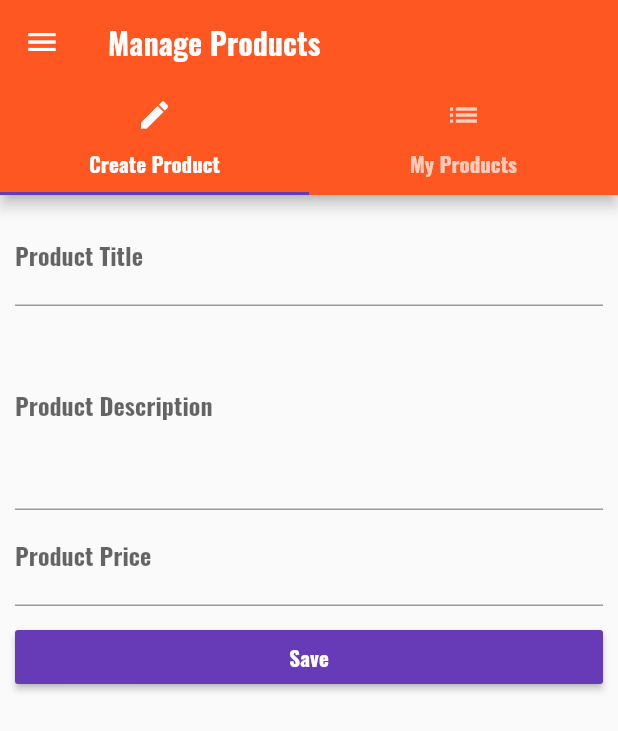
After one commit to brian880120/flutter_tutorial, a Flutter app: the ProductsAdminPage screen opened by its route, on a phone screen of 412 x 824 dp. The commit adds this screen. Shown: the top 731 px of the screen. Run offline on Flutter 3.47's test engine with Material 2 defaults, Android fonts, the phone set to English and light mode, and no system bars.

Commit message:
improve page

```diff
--- a/lib/main.dart
+++ b/lib/main.dart
@@ -23,6 +23,12 @@ class _MyAppState extends State<MyApp> {
         });
     }
 
+    void _updateProduct(int index, Product targetProduct) {
+        setState(() {
+            _products[index] = targetProduct;
+        });
+    }
+
     void _deleteProduct(int index) {
         if (_products.length > 0) {
             setState(() {
@@ -42,8 +48,8 @@ class _MyAppState extends State<MyApp> {
             ),
             routes: {
                 '/': (BuildContext context) => AuthPage(),
-                '/products': (BuildContext context) => ProductsPage(_products, _deleteProduct),
-                '/admin': (BuildContext context) => ProductsAdminPage(_addProduct, _deleteProduct),
+                '/products': (BuildContext context) => ProductsPage(_products),
+                '/admin': (BuildContext context) => ProductsAdminPage(_addProduct, _deleteProduct, _updateProduct, _products),
             },
             onGenerateRoute: (RouteSettings settings) {
                 final List<String> pathElements = settings.name.split('/');
@@ -59,7 +65,7 @@ class _MyAppState extends State<MyApp> {
             },
             onUnknownRoute: (RouteSettings settings) {
                 return MaterialPageRoute(
-                    builder: (BuildContext context) => ProductsPage(_products, _deleteProduct),
+                    builder: (BuildContext context) => ProductsPage(_products),
                 );
             },
         );
--- /dev/null
+++ b/lib/pages/product/product_edit.dart
@@ -0,0 +1,145 @@
+import 'package:flutter/material.dart';
+import '../../entity/Product.dart';
+import '../../widgets/helpers/ensure_visible.dart';
+
+class ProductEditPage extends StatefulWidget {
+    final Function addProduct;
+    final Function updateProduct;
+    final Product product;
+    final int index;
+
+    ProductEditPage({this.addProduct, this.product, this.updateProduct, this.index});
+
+    @override
+    State<StatefulWidget> createState() {
+        return _ProductEditPageState();
+    }
+}
+
+class _ProductEditPageState extends State<ProductEditPage> {
+    Product newProduct = new Product('', '', null, 'assets/demo.jpg');
+    final GlobalKey<FormState> _formKey = GlobalKey<FormState>();
+    final _titleFocusNode = FocusNode();
+    final _descriptionFocusNode = FocusNode();
+    final _priceFocusNode = FocusNode();
+
+    Widget _buildTitleTextField() {
+        return EnsureVisibleWhenFocused(
+            focusNode: _titleFocusNode,
+            child: TextFormField(
+                focusNode: _titleFocusNode,
+                decoration: InputDecoration(
+                    labelText: 'Product Title',
+                ),
+                initialValue: widget.product == null ? null : widget.product.name,
+                validator: (String value) {
+                    if (value.isEmpty) {
+                        return 'Title is required';
+                    }
+                },
+                onSaved: (String value) {
+                    newProduct.name = value;
+                },
+            ),
+        );
+    }
+
+    Widget _buildDescriptionTextField() {
+        return EnsureVisibleWhenFocused(
+            focusNode: _descriptionFocusNode,
+            child: TextFormField(
+                focusNode: _descriptionFocusNode,
+                decoration: InputDecoration(
+                    labelText: 'Product Description',
+                ),
+                maxLines: 4,
+                initialValue: widget.product == null ? null : widget.product.detail,
+                validator: (String value) {
+                    if (value.isEmpty) {
+                        return 'Title is required';
+                    }
+                },
+                onSaved: (String value) {
+                    newProduct.detail = value;
+                },
+            ),
+        );
+    }
+
+    Widget _buildPriceTextField() {
+        return EnsureVisibleWhenFocused(
+            focusNode: _priceFocusNode,
+            child: TextFormField(
+                focusNode: _priceFocusNode,
+                decoration: InputDecoration(
+                    labelText: 'Product Price',
+                ),
+                initialValue: widget.product == null ? null : widget.product.price.toString(),
+                validator: (String value) {
+                    if (value.isEmpty) {
+                        return 'Title is required';
+                    }
+                },
+                keyboardType: TextInputType.number,
+                onSaved: (String value) {
+                    newProduct.price = double.parse(value);
+                },
+            ),
+        );
+    }
+
+    void _submitForm() {
+        if (_formKey.currentState.validate()) {
+            _formKey.currentState.save();
+            if (widget.product != null) {
+                widget.updateProduct(widget.index, newProduct);
+            } else {
+                widget.addProduct(newProduct);
+            }
+            Navigator.pushReplacementNamed(context, '/products');
+        }
+    }
+
+    @override
+    Widget build(BuildContext context) {
+        final double deviceWidth = MediaQuery.of(context).size.width;
+        final double targetWidth = deviceWidth > 550.0 ? 500.0 : deviceWidth * 0.95;
+        final Widget pageContent = GestureDetector(
+            onTap: () {
+                FocusScope.of(context).requestFocus(FocusNode());
+            },
+            child: Container(
+                width: targetWidth,
+                margin: EdgeInsets.all(10.0),
+                child: Form(
+                    key: _formKey,
+                    child: ListView(
+                        children: <Widget>[
+                            _buildTitleTextField(),
+                            _buildDescriptionTextField(),
+                            _buildPriceTextField(),
+                            SizedBox(
+                                height: 10.0,
+                            ),
+                            RaisedButton(
+                                color: Theme.of(context).accentColor,
+                                textColor: Colors.white,
+                                child: Text('Save'),
+                                onPressed: _submitForm,
+                            ),
+                        ],
+                    ),
+                ),
+            ),
+        );
+
+        return widget.product == null ?
+            pageContent :
+            Scaffold(
+                appBar: AppBar(
+                    title: Text('Edit Product'),
+                ),
+                body: pageContent,
+            );
+    }
+}
--- a/lib/pages/product/products_admin.dart
+++ b/lib/pages/product/products_admin.dart
@@ -1,12 +1,15 @@
 import 'package:flutter/material.dart';
-import '../product/product_create.dart';
+import '../product/product_edit.dart';
 import '../product/product_list.dart';
+import '../../entity/Product.dart';
 
 class ProductsAdminPage extends StatelessWidget {
     final Function addProduct;
     final Function deleteProduct;
+    final Function updateProduct;
+    final List<Product> products;
 
-    ProductsAdminPage(this.addProduct, this.deleteProduct);
+    ProductsAdminPage(this.addProduct, this.deleteProduct, this.updateProduct, this.products);
 
     @override
     Widget build(BuildContext context) {
@@ -47,8 +50,8 @@ class ProductsAdminPage extends StatelessWidget {
                 ),
                 body: TabBarView(
                     children: <Widget>[
-                        ProductCreatePage(addProduct),
-                        ProductListPage(),
+                        ProductEditPage(addProduct: addProduct),
+                        ProductListPage(products, updateProduct, deleteProduct),
                     ],
                 ),
             ),
--- a/lib/pages/product/products_page.dart
+++ b/lib/pages/product/products_page.dart
@@ -4,9 +4,8 @@ import '../../entity/Product.dart';
 
 class ProductsPage extends StatelessWidget {
     final List<Product> products;
-    final Function deleteProduct;
 
-    ProductsPage(this.products, this.deleteProduct);
+    ProductsPage(this.products);
 
     @override
     Widget build(BuildContext context) {
@@ -43,7 +42,7 @@ class ProductsPage extends StatelessWidget {
                     ),
                 ],
             ),
-            body: Products(products, deleteProduct),
+            body: Products(products),
         );
     }
 }
--- /dev/null
+++ b/lib/widgets/helpers/ensure_visible.dart
@@ -0,0 +1,86 @@
+import 'dart:async';
+
+import 'package:flutter/rendering.dart';
+import 'package:flutter/widgets.dart';
+import 'package:meta/meta.dart';
+
+class EnsureVisibleWhenFocused extends StatefulWidget {
+  const EnsureVisibleWhenFocused({
+    Key key,
+    @required this.child,
+    @required this.focusNode,
+    this.curve: Curves.ease,
+    this.duration: const Duration(milliseconds: 100),
+  }) : super(key: key);
+
+  /// The node we will monitor to determine if the child is focused
+  final FocusNode focusNode;
+
+  /// The child widget that we are wrapping
+  final Widget child;
+
+  /// The curve we will use to scroll ourselves into view.
+  ///
+  /// Defaults to Curves.ease.
+  final Curve curve;
+
+  /// The duration we will use to scroll ourselves into view
+  ///
+  /// Defaults to 100 milliseconds.
+  final Duration duration;
+
+  EnsureVisibleWhenFocusedState createState() => new EnsureVisibleWhenFocusedState();
+}
+
+class EnsureVisibleWhenFocusedState extends State<EnsureVisibleWhenFocused> {
+  @override
+  void initState() {
+    super.initState();
+    widget.focusNode.addListener(_ensureVisible);
+  }
+
+  @override
+  void dispose() {
+    super.dispose();
+    widget.focusNode.removeListener(_ensureVisible);
+  }
+
+  Future<Null> _ensureVisible() async {
+    // Wait for the keyboard to come into view
+    // TODO: position doesn't seem to notify listeners when metrics change,
+    // perhaps a NotificationListener around the scrollable could avoid
+    // the need insert a delay here.
+    await Future.delayed(const Duration(milliseconds: 300));
+
+    if (!widget.focusNode.hasFocus)
+      return;
+
+    final RenderObject object = context.findRenderObject();
+    final RenderAbstractViewport viewport = RenderAbstractViewport.of(object);
+    assert(viewport != null);
+
+    ScrollableState scrollableState = Scrollable.of(context);
+    assert(scrollableState != null);
+
+    ScrollPosition position = scrollableState.position;
+    double alignment;
+    if (position.pixels > viewport.getOffsetToReveal(object, 0.0).offset) {
+      // Move down to the top of the viewport
+      alignment = 0.0;
+    } else if (position.pixels < viewport.getOffsetToReveal(object, 1.0).offset) {
+      // Move up to the bottom of the viewport
+      alignment = 1.0;
+    } else {
+      // No scrolling is necessary to reveal the child
+      return;
+    }
+    position.ensureVisible(
+      object,
+      alignment: alignment,
+      duration: widget.duration,
+      curve: widget.curve,
+    );
+  }
+
+  Widget build(BuildContext context) => widget.child;
+}
--- a/lib/widgets/products/products.dart
+++ b/lib/widgets/products/products.dart
@@ -4,8 +4,7 @@ import '../../widgets/products/product_card.dart';
 
 class Products extends StatelessWidget {
     final List<Product> products;
-    final Function deleteProduct;
-    Products(this.products, this.deleteProduct);
+    Products(this.products);
 
     Widget _buildProductList() {
         Widget productCards = Center(
@@ -15,7 +14,7 @@ class Products extends StatelessWidget {
         if (products.length > 0) {
             productCards = ListView.builder(
                 itemBuilder: (BuildContext context, int index) {
-                    return ProductCard(products[index], index, deleteProduct);
+                    return ProductCard(products[index], index);
                 },
                 itemCount: products.length,
             );
```
Also changed, not shown: lib/pages/product/product_create.dart (deleted, +0 -110 lines), lib/pages/product/product_list.dart (+50 -36 lines), lib/widgets/products/product_card.dart (+1 -9 lines).
